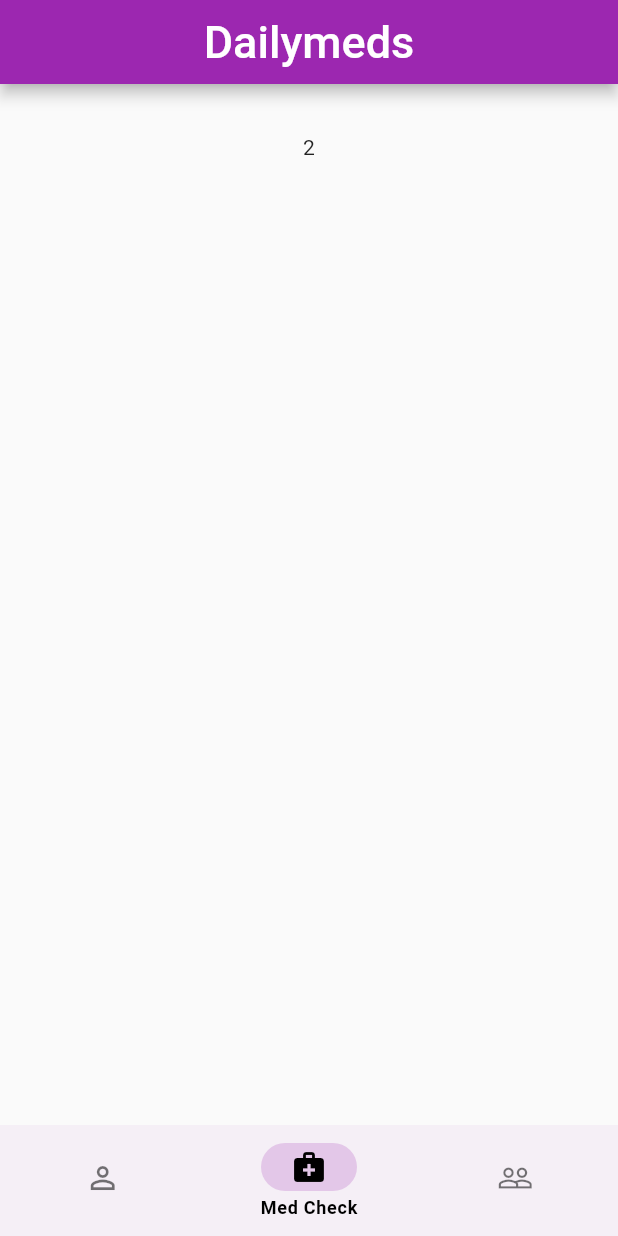
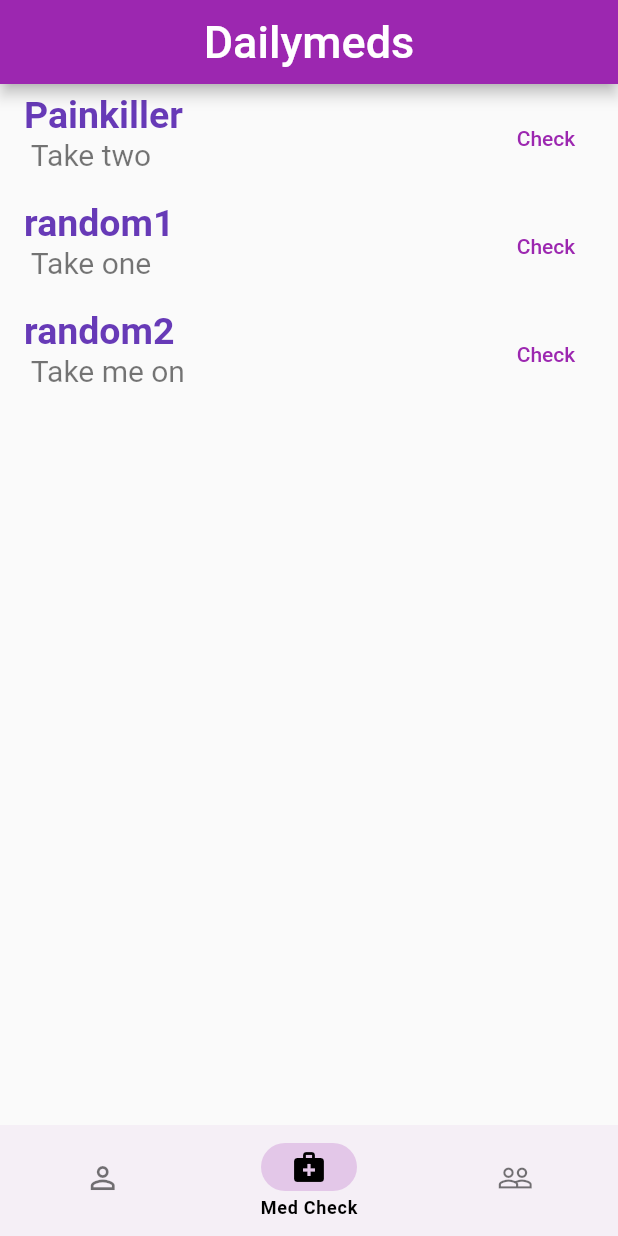
Before and after one commit to kanomwanie/projp_6288110_6288184, a Flutter app: the BottomNavBar screen opened by its route, item 2 of the bottom bar chosen, on a phone screen of 412 x 824 dp. Run offline on Flutter 3.47's test engine with Material 2 defaults, Android fonts, the phone set to English and light mode, and no system bars.

Commit message:
Add files via upload

```diff
--- a/projp_6288110_6288184/lib/check_screen.dart
+++ b/projp_6288110_6288184/lib/check_screen.dart
@@ -2,16 +2,80 @@ import 'package:flutter/material.dart';
 
 class check extends StatelessWidget {
   const check( {Key? key}) : super(key: key);
+static List<String> products =[
+    'Painkiller',
+    'random1',
+    'random2',
+  ];
+  static List<String> INst =[
+    'Take two',
+    'Take one',
+    'Take me on',
+  ];
+  @override
+  Widget build(BuildContext context) {
+    return Column(  children: <Widget>[
+      SizedBox(
+        height: 200,  //        <-- Use Expanded
+        child: ListView.builder(
+      itemCount: products.length,
+      itemBuilder: (context, index) {
+        return ListTile(
+          title: Text('${products[index]}',style: TextStyle(color:Colors.deepPurple, fontWeight: FontWeight.bold,fontSize: 25),),
+          subtitle: Text(
+             ' ${INst[index]}',style: TextStyle(fontSize: 20),
+
+          ),
+trailing: _AddButton(),
+        );
+      },
+    ),
+    ),
+
+    ],
+    );
+  }
+}
+
+class _AddButton extends StatelessWidget {
+
+
+  const _AddButton({Key? key}) : super(key: key);
 
   @override
   Widget build(BuildContext context) {
-    return Column(
-      children: const [
-        SizedBox(
-          height: 34,
-        ),
-        Text("2"),
-      ],
+    // The context.select() method will let you listen to changes to
+    // a *part* of a model. You define a function that "selects" (i.e. returns)
+    // the part you're interested in, and the provider package will not rebuild
+    // this widget unless that particular part of the model changes.
+    //
+    // This can lead to significant performance improvements.
+var check = false;
+void change(){
+  check=true;
+}
+
+    return TextButton(
+      onPressed: check
+          ? null
+          : () {
+        // If the item is not in cart, we let the user add it.
+        // We are using context.read() here because the callback
+        // is executed whenever the user taps the button. In other
+        // words, it is executed outside the build method.
+        change();
+      },
+      style: ButtonStyle(
+        overlayColor: MaterialStateProperty.resolveWith<Color?>((states) {
+          if (states.contains(MaterialState.pressed)) {
+            return Theme.of(context).primaryColor;
+          }
+          return null; // Defer to the widget's default.
+        }),
+      ),
+      child: check
+          ? const Icon(Icons.check, semanticLabel: 'Checked')
+          : const Text('Check'),
     );
   }
 }
```
Also changed, not shown: projp_6288110_6288184/lib/login_screen.dart (+2 -10 lines), projp_6288110_6288184/lib/user_screen.dart (+51 -3 lines).
